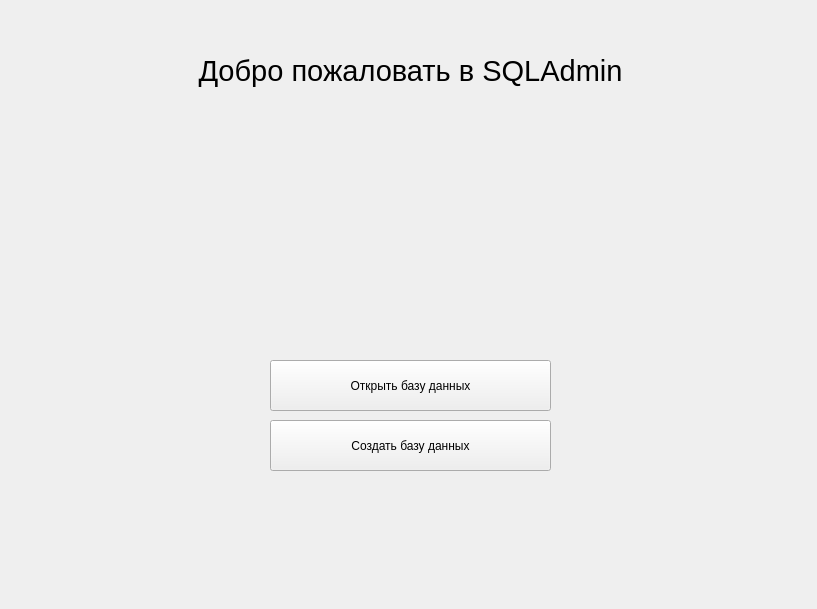
This is LoginWindow.ui in adamarutyunov/QLAdmin as Qt 5 draws it before an edit. The edited form follows.
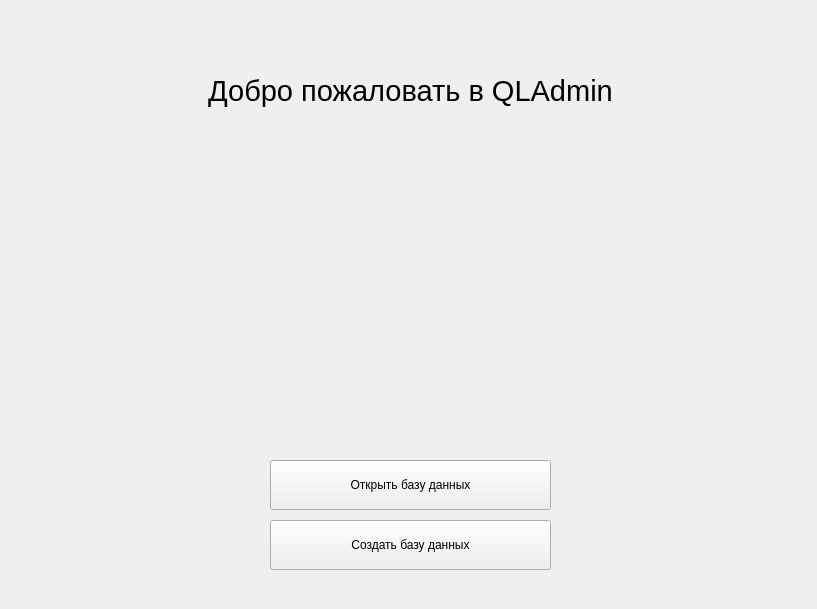
This is the edited form.

Commit message: Added QLDatabaseViewWindow in QLAdmin.py. Minimal changes in UIs.

Patch:
```diff
--- a/LoginWindow.ui
+++ b/LoginWindow.ui
@@ -17,7 +17,7 @@
    <property name="geometry">
     <rect>
      <x>0</x>
-     <y>20</y>
+     <y>40</y>
      <width>821</width>
      <height>101</height>
     </rect>
@@ -28,7 +28,7 @@
     </font>
    </property>
    <property name="text">
-    <string>Добро пожаловать в SQLAdmin</string>
+    <string>Добро пожаловать в QLAdmin</string>
    </property>
    <property name="alignment">
     <set>Qt::AlignCenter</set>
@@ -38,9 +38,9 @@
    <property name="geometry">
     <rect>
      <x>270</x>
-     <y>360</y>
+     <y>460</y>
      <width>281</width>
-     <height>51</height>
+     <height>50</height>
     </rect>
    </property>
    <property name="text">
@@ -51,9 +51,9 @@
    <property name="geometry">
     <rect>
      <x>270</x>
-     <y>420</y>
+     <y>520</y>
      <width>281</width>
-     <height>51</height>
+     <height>50</height>
     </rect>
    </property>
    <property name="text">
```
The commit also changes 4 other files.
